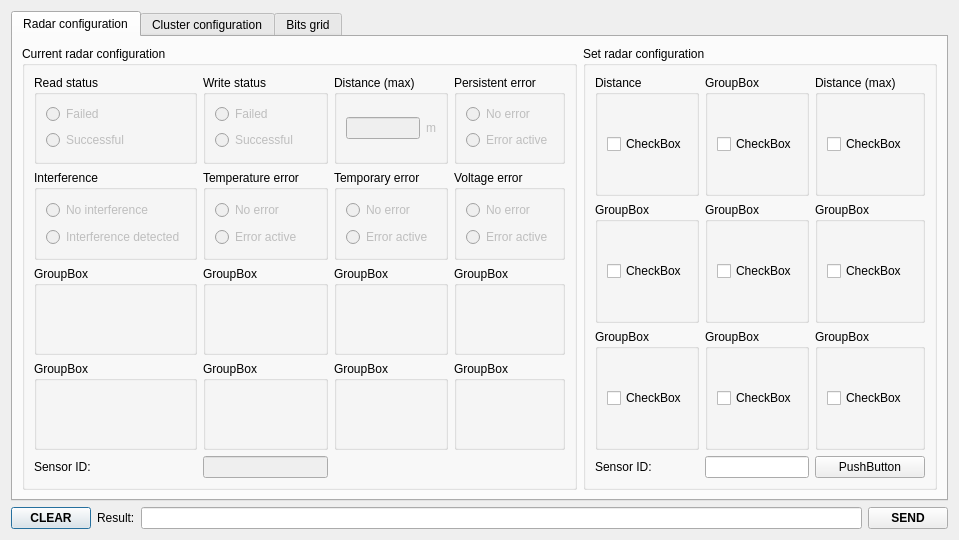
First picture: the form in dialogconfig.ui, repository anatoltrush/RadarVisual, before the edit.
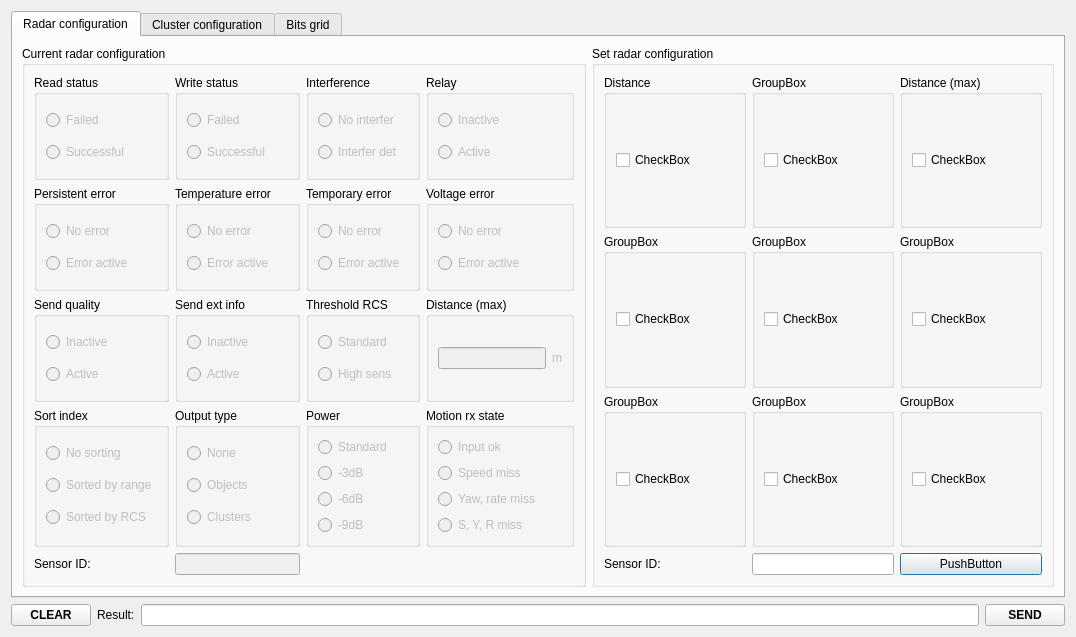
Second picture: the form after the edit.

The edit to the form file:
```diff
--- a/dialogconfig.ui
+++ b/dialogconfig.ui
@@ -6,8 +6,8 @@
    <rect>
     <x>0</x>
     <y>0</y>
-    <width>800</width>
-    <height>540</height>
+    <width>1076</width>
+    <height>637</height>
    </rect>
   </property>
   <property name="windowTitle">
@@ -20,52 +20,7 @@
    <bool>true</bool>
   </property>
   <layout class="QGridLayout" name="gridLayout">
-   <item row="1" column="0" colspan="2">
-    <layout class="QHBoxLayout" name="horizontalLayout">
-     <item>
-      <widget class="QPushButton" name="pBClearResStr">
-       <property name="font">
-        <font>
-         <bold>true</bold>
-        </font>
-       </property>
-       <property name="text">
-        <string>CLEAR</string>
-       </property>
-      </widget>
-     </item>
-     <item>
-      <widget class="QLabel" name="lResStr">
-       <property name="text">
-        <string>Result:</string>
-       </property>
-      </widget>
-     </item>
-     <item>
-      <widget class="QLineEdit" name="lEResStr">
-       <property name="sizePolicy">
-        <sizepolicy hsizetype="MinimumExpanding" vsizetype="Fixed">
-         <horstretch>0</horstretch>
-         <verstretch>0</verstretch>
-        </sizepolicy>
-       </property>
-      </widget>
-     </item>
-     <item>
-      <widget class="QPushButton" name="pBSend">
-       <property name="font">
-        <font>
-         <bold>true</bold>
-        </font>
-       </property>
-       <property name="text">
-        <string>SEND</string>
-       </property>
-      </widget>
-     </item>
-    </layout>
-   </item>
-   <item row="0" column="0" colspan="2">
+   <item row="0" column="0">
     <widget class="QTabWidget" name="tWConfig">
      <property name="currentIndex">
       <number>0</number>
@@ -81,7 +36,291 @@
           <string>Current radar configuration</string>
          </property>
          <layout class="QGridLayout" name="gridLayout_3">
-          <item row="0" column="2">
+          <item row="2" column="0">
+           <widget class="QGroupBox" name="gBCurrRadQual">
+            <property name="title">
+             <string>Send quality</string>
+            </property>
+            <layout class="QGridLayout" name="gridLayout_30">
+             <item row="0" column="0">
+              <widget class="QRadioButton" name="rBCurrRadQualIn">
+               <property name="enabled">
+                <bool>false</bool>
+               </property>
+               <property name="text">
+                <string>Inactive</string>
+               </property>
+              </widget>
+             </item>
+             <item row="1" column="0">
+              <widget class="QRadioButton" name="rBCurrRadQualAct">
+               <property name="enabled">
+                <bool>false</bool>
+               </property>
+               <property name="text">
+                <string>Active</string>
+               </property>
+              </widget>
+             </item>
+            </layout>
+           </widget>
+          </item>
+          <item row="1" column="1">
+           <widget class="QGroupBox" name="gBCurrRadTemper">
+            <property name="title">
+             <string>Temperature error</string>
+            </property>
+            <layout class="QGridLayout" name="gridLayout_23">
+             <item row="0" column="0">
+              <widget class="QRadioButton" name="rBCurrRadTemperErrNo">
+               <property name="enabled">
+                <bool>false</bool>
+               </property>
+               <property name="text">
+                <string>No error</string>
+               </property>
+              </widget>
+             </item>
+             <item row="1" column="0">
+              <widget class="QRadioButton" name="rBCurrRadTemperErrAct">
+               <property name="enabled">
+                <bool>false</bool>
+               </property>
+               <property name="text">
+                <string>Error active</string>
+               </property>
+              </widget>
+             </item>
+            </layout>
+           </widget>
+          </item>
+          <item row="0" column="0">
+           <widget class="QGroupBox" name="gBCurrRadRead">
+            <property name="title">
+             <string>Read status</string>
+            </property>
+            <layout class="QGridLayout" name="gridLayout_18">
+             <item row="0" column="2">
+              <widget class="QRadioButton" name="rBCurrRadReadF">
+               <property name="enabled">
+                <bool>false</bool>
+               </property>
+               <property name="text">
+                <string>Failed</string>
+               </property>
+              </widget>
+             </item>
+             <item row="1" column="2">
+              <widget class="QRadioButton" name="rBCurrRadReadS">
+               <property name="enabled">
+                <bool>false</bool>
+               </property>
+               <property name="text">
+                <string>Successful</string>
+               </property>
+              </widget>
+             </item>
+            </layout>
+           </widget>
+          </item>
+          <item row="0" column="1">
+           <widget class="QGroupBox" name="gBCurrRadWrite">
+            <property name="title">
+             <string>Write status</string>
+            </property>
+            <layout class="QGridLayout" name="gridLayout_19">
+             <item row="0" column="2">
+              <widget class="QRadioButton" name="rBCurrRadWriteF">
+               <property name="enabled">
+                <bool>false</bool>
+               </property>
+               <property name="text">
+                <string>Failed</string>
+               </property>
+              </widget>
+             </item>
+             <item row="1" column="2">
+              <widget class="QRadioButton" name="rBCurrRadWriteS">
+               <property name="enabled">
+                <bool>false</bool>
+               </property>
+               <property name="text">
+                <string>Successful</string>
+               </property>
+              </widget>
+             </item>
+            </layout>
+           </widget>
+          </item>
+          <item row="1" column="3">
+           <widget class="QGroupBox" name="gBCurrRadVolt">
+            <property name="title">
+             <string>Voltage error</string>
+            </property>
+            <layout class="QGridLayout" name="gridLayout_25">
+             <item row="0" column="0">
+              <widget class="QRadioButton" name="rBCurrRadVoltErrNo">
+               <property name="enabled">
+                <bool>false</bool>
+               </property>
+               <property name="text">
+                <string>No error</string>
+               </property>
+              </widget>
+             </item>
+             <item row="1" column="0">
+              <widget class="QRadioButton" name="rBCurrRadVoltErrAct">
+               <property name="enabled">
+                <bool>false</bool>
+               </property>
+               <property name="text">
+                <string>Error active</string>
+               </property>
+              </widget>
+             </item>
+            </layout>
+           </widget>
+          </item>
+          <item row="1" column="2">
+           <widget class="QGroupBox" name="gBCurrRadTempor">
+            <property name="title">
+             <string>Temporary error</string>
+            </property>
+            <layout class="QGridLayout" name="gridLayout_24">
+             <item row="0" column="0">
+              <widget class="QRadioButton" name="rBCurrRadTemporErrNo">
+               <property name="enabled">
+                <bool>false</bool>
+               </property>
+               <property name="text">
+                <string>No error</string>
+               </property>
+              </widget>
+             </item>
+             <item row="1" column="0">
+              <widget class="QRadioButton" name="rBCurrRadTemporErrAct">
+               <property name="enabled">
+                <bool>false</bool>
+               </property>
+               <property name="text">
+                <string>Error active</string>
+               </property>
+              </widget>
+             </item>
+            </layout>
+           </widget>
+          </item>
+          <item row="4" column="1">
+           <widget class="QLineEdit" name="lECurrRadId">
+            <property name="enabled">
+             <bool>false</bool>
+            </property>
+            <property name="sizePolicy">
+             <sizepolicy hsizetype="Preferred" vsizetype="Fixed">
+              <horstretch>0</horstretch>
+              <verstretch>0</verstretch>
+             </sizepolicy>
+            </property>
+            <property name="readOnly">
+             <bool>false</bool>
+            </property>
+           </widget>
+          </item>
+          <item row="4" column="0">
+           <widget class="QLabel" name="lCurrRadId">
+            <property name="text">
+             <string>Sensor ID:</string>
+            </property>
+           </widget>
+          </item>
+          <item row="0" column="3">
+           <widget class="QGroupBox" name="gBCurrRadRelay">
+            <property name="title">
+             <string>Relay</string>
+            </property>
+            <layout class="QGridLayout" name="gridLayout_28">
+             <item row="0" column="0">
+              <widget class="QRadioButton" name="rBCurrRadRelIn">
+               <property name="enabled">
+                <bool>false</bool>
+               </property>
+               <property name="text">
+                <string>Inactive</string>
+               </property>
+              </widget>
+             </item>
+             <item row="1" column="0">
+              <widget class="QRadioButton" name="rBCurrRadRelAct">
+               <property name="enabled">
+                <bool>false</bool>
+               </property>
+               <property name="text">
+                <string>Active</string>
+               </property>
+              </widget>
+             </item>
+            </layout>
+           </widget>
+          </item>
+          <item row="2" column="1">
+           <widget class="QGroupBox" name="gBCurrRadExt">
+            <property name="title">
+             <string>Send ext info</string>
+            </property>
+            <layout class="QGridLayout" name="gridLayout_31">
+             <item row="0" column="0">
+              <widget class="QRadioButton" name="rBCurrRadExtIn">
+               <property name="enabled">
+                <bool>false</bool>
+               </property>
+               <property name="text">
+                <string>Inactive</string>
+               </property>
+              </widget>
+             </item>
+             <item row="1" column="0">
+              <widget class="QRadioButton" name="rBCurrRadExtAct">
+               <property name="enabled">
+                <bool>false</bool>
+               </property>
+               <property name="text">
+                <string>Active</string>
+               </property>
+              </widget>
+             </item>
+            </layout>
+           </widget>
+          </item>
+          <item row="2" column="2">
+           <widget class="QGroupBox" name="gBCurrRadThr">
+            <property name="title">
+             <string>Threshold RCS</string>
+            </property>
+            <layout class="QGridLayout" name="gridLayout_33">
+             <item row="0" column="0">
+              <widget class="QRadioButton" name="rBCurrRadThrStand">
+               <property name="enabled">
+                <bool>false</bool>
+               </property>
+               <property name="text">
+                <string>Standard</string>
+               </property>
+              </widget>
+             </item>
+             <item row="1" column="0">
+              <widget class="QRadioButton" name="rBCurrRadThrHigh">
+               <property name="enabled">
+                <bool>false</bool>
+               </property>
+               <property name="text">
+                <string>High sens</string>
+               </property>
+              </widget>
+             </item>
+            </layout>
+           </widget>
+          </item>
+          <item row="2" column="3">
            <widget class="QGroupBox" name="gBCurrRadDist">
             <property name="title">
              <string>Distance (max)</string>
@@ -128,7 +367,46 @@
             </layout>
            </widget>
           </item>
-          <item row="1" column="0">
+          <item row="3" column="0">
+           <widget class="QGroupBox" name="gBCurrRadSortInd">
+            <property name="title">
+             <string>Sort index</string>
+            </property>
+            <layout class="QGridLayout" name="gridLayout_26">
+             <item row="0" column="0">
+              <widget class="QRadioButton" name="rBCurrRadSortNo">
+               <property name="enabled">
+                <bool>false</bool>
+               </property>
+               <property name="text">
+                <string>No sorting</string>
+               </property>
+              </widget>
+             </item>
+             <item row="1" column="0">
+              <widget class="QRadioButton" name="rBCurrRadSortRange">
+               <property name="enabled">
+                <bool>false</bool>
+               </property>
+               <property name="text">
+                <string>Sorted by range</string>
+               </property>
+              </widget>
+             </item>
+             <item row="2" column="0">
+              <widget class="QRadioButton" name="rBCurrRadSortRcs">
+               <property name="enabled">
+                <bool>false</bool>
+               </property>
+               <property name="text">
+                <string>Sorted by RCS</string>
+               </property>
+              </widget>
+             </item>
+            </layout>
+           </widget>
+          </item>
+          <item row="0" column="2">
            <widget class="QGroupBox" name="gBCurrRadInterfer">
             <property name="title">
              <string>Interference</string>
@@ -140,7 +418,7 @@
                 <bool>false</bool>
                </property>
                <property name="text">
-                <string>No interference</string>
+                <string>No interfer</string>
                </property>
               </widget>
              </item>
@@ -150,102 +428,14 @@
                 <bool>false</bool>
                </property>
                <property name="text">
-                <string>Interference detected</string>
+                <string>Interfer det</string>
                </property>
               </widget>
              </item>
             </layout>
            </widget>
           </item>
-          <item row="4" column="0">
-           <widget class="QLabel" name="lCurrRadId">
-            <property name="text">
-             <string>Sensor ID:</string>
-            </property>
-           </widget>
-          </item>
-          <item row="4" column="1">
-           <widget class="QLineEdit" name="lECurrRadId">
-            <property name="enabled">
-             <bool>false</bool>
-            </property>
-            <property name="sizePolicy">
-             <sizepolicy hsizetype="Preferred" vsizetype="Fixed">
-              <horstretch>0</horstretch>
-              <verstretch>0</verstretch>
-             </sizepolicy>
-            </property>
-            <property name="readOnly">
-             <bool>false</bool>
-            </property>
-           </widget>
-          </item>
-          <item row="1" column="3">
-           <widget class="QGroupBox" name="gBCurrRadVolt">
-            <property name="title">
-             <string>Voltage error</string>
-            </property>
-            <layout class="QGridLayout" name="gridLayout_25">
-             <item row="0" column="0">
-              <widget class="QRadioButton" name="rBCurrRadVoltErrNo">
-               <property name="enabled">
-                <bool>false</bool>
-               </property>
-               <property name="text">
-                <string>No error</string>
-               </property>
-              </widget>
-             </item>
-             <item row="1" column="0">
-              <widget class="QRadioButton" name="rBCurrRadVoltErrAct">
-               <property name="enabled">
-                <bool>false</bool>
-               </property>
-               <property name="text">
-                <string>Error active</string>
-               </property>
-              </widget>
-             </item>
-            </layout>
-           </widget>
-          </item>
-          <item row="1" column="1">
-           <widget class="QGroupBox" name="gBCurrRadTemper">
-            <property name="title">
-             <string>Temperature error</string>
-            </property>
-            <layout class="QGridLayout" name="gridLayout_23">
-             <item row="0" column="0">
-              <widget class="QRadioButton" name="rBCurrRadTemperErrNo">
-               <property name="enabled">
-                <bool>false</bool>
-               </property>
-               <property name="text">
-                <string>No error</string>
-               </property>
-              </widget>
-             </item>
-             <item row="1" column="0">
-              <widget class="QRadioButton" name="rBCurrRadTemperErrAct">
-               <property name="enabled">
-                <bool>false</bool>
-               </property>
-               <property name="text">
-                <string>Error active</string>
-               </property>
-              </widget>
-             </item>
-            </layout>
-           </widget>
-          </item>
-          <item row="2" column="0">
-           <widget class="QGroupBox" name="gBCurrRad_2">
-            <property name="title">
-             <string>GroupBox</string>
-            </property>
-           </widget>
-          </item>
-          <item row="0" column="3">
+          <item row="1" column="0">
            <widget class="QGroupBox" name="gBCurrRadPersErr">
             <property name="title">
              <string>Persistent error</string>
@@ -274,140 +464,141 @@
             </layout>
            </widget>
           </item>
-          <item row="2" column="3">
-           <widget class="QGroupBox" name="groupBox_3">
-            <property name="title">
-             <string>GroupBox</string>
-            </property>
-           </widget>
-          </item>
-          <item row="2" column="2">
-           <widget class="QGroupBox" name="groupBox_2">
-            <property name="title">
-             <string>GroupBox</string>
-            </property>
-           </widget>
-          </item>
-          <item row="0" column="0">
-           <widget class="QGroupBox" name="gBCurrRadRead">
-            <property name="title">
-             <string>Read status</string>
-            </property>
-            <layout class="QGridLayout" name="gridLayout_18">
-             <item row="0" column="2">
-              <widget class="QRadioButton" name="rBCurrRadReadF">
-               <property name="enabled">
-                <bool>false</bool>
-               </property>
-               <property name="text">
-                <string>Failed</string>
-               </property>
-              </widget>
-             </item>
-             <item row="1" column="2">
-              <widget class="QRadioButton" name="rBCurrRadReadS">
-               <property name="enabled">
-                <bool>false</bool>
-               </property>
-               <property name="text">
-                <string>Successful</string>
-               </property>
-              </widget>
-             </item>
-            </layout>
-           </widget>
-          </item>
-          <item row="0" column="1">
-           <widget class="QGroupBox" name="gBCurrRadWrite">
-            <property name="title">
-             <string>Write status</string>
-            </property>
-            <layout class="QGridLayout" name="gridLayout_19">
-             <item row="0" column="2">
-              <widget class="QRadioButton" name="rBCurrRadWriteF">
-               <property name="enabled">
-                <bool>false</bool>
-               </property>
-               <property name="text">
-                <string>Failed</string>
-               </property>
-              </widget>
-             </item>
-             <item row="1" column="2">
-              <widget class="QRadioButton" name="rBCurrRadWriteS">
-               <property name="enabled">
-                <bool>false</bool>
-               </property>
-               <property name="text">
-                <string>Successful</string>
-               </property>
-              </widget>
-             </item>
-            </layout>
-           </widget>
-          </item>
-          <item row="2" column="1">
-           <widget class="QGroupBox" name="groupBox">
-            <property name="title">
-             <string>GroupBox</string>
-            </property>
-           </widget>
-          </item>
-          <item row="1" column="2">
-           <widget class="QGroupBox" name="gBCurrRadTempor">
-            <property name="title">
-             <string>Temporary error</string>
-            </property>
-            <layout class="QGridLayout" name="gridLayout_24">
-             <item row="0" column="0">
-              <widget class="QRadioButton" name="rBCurrRadTemporErrNo">
-               <property name="enabled">
-                <bool>false</bool>
-               </property>
-               <property name="text">
-                <string>No error</string>
-               </property>
-              </widget>
-             </item>
-             <item row="1" column="0">
-              <widget class="QRadioButton" name="rBCurrRadTemporErrAct">
-               <property name="enabled">
-                <bool>false</bool>
-               </property>
-               <property name="text">
-                <string>Error active</string>
-               </property>
-              </widget>
-             </item>
-            </layout>
-           </widget>
-          </item>
-          <item row="3" column="0">
-           <widget class="QGroupBox" name="groupBox_4">
-            <property name="title">
-             <string>GroupBox</string>
-            </property>
-           </widget>
-          </item>
           <item row="3" column="1">
            <widget class="QGroupBox" name="groupBox_5">
             <property name="title">
-             <string>GroupBox</string>
+             <string>Output type</string>
             </property>
+            <layout class="QGridLayout" name="gridLayout_29">
+             <item row="0" column="0">
+              <widget class="QRadioButton" name="rBCurrRadOutNone">
+               <property name="enabled">
+                <bool>false</bool>
+               </property>
+               <property name="text">
+                <string>None</string>
+               </property>
+              </widget>
+             </item>
+             <item row="1" column="0">
+              <widget class="QRadioButton" name="rBCurrRadOutObj">
+               <property name="enabled">
+                <bool>false</bool>
+               </property>
+               <property name="text">
+                <string>Objects</string>
+               </property>
+              </widget>
+             </item>
+             <item row="2" column="0">
+              <widget class="QRadioButton" name="rBCurrRadOutClus">
+               <property name="enabled">
+                <bool>false</bool>
+               </property>
+               <property name="text">
+                <string>Clusters</string>
+               </property>
+              </widget>
+             </item>
+            </layout>
            </widget>
           </item>
           <item row="3" column="2">
            <widget class="QGroupBox" name="groupBox_6">
             <property name="title">
-             <string>GroupBox</string>
+             <string>Power</string>
             </property>
+            <layout class="QGridLayout" name="gridLayout_27">
+             <item row="0" column="0">
+              <widget class="QRadioButton" name="rBCurrRadPowStand">
+               <property name="enabled">
+                <bool>false</bool>
+               </property>
+               <property name="text">
+                <string>Standard</string>
+               </property>
+              </widget>
+             </item>
+             <item row="1" column="0">
+              <widget class="QRadioButton" name="rBCurrRadPow_3dB">
+               <property name="enabled">
+                <bool>false</bool>
+               </property>
+               <property name="text">
+                <string>-3dB</string>
+               </property>
+              </widget>
+             </item>
+             <item row="2" column="0">
+              <widget class="QRadioButton" name="rBCurrRadPow_6dB">
+               <property name="enabled">
+                <bool>false</bool>
+               </property>
+               <property name="text">
+                <string>-6dB</string>
+               </property>
+              </widget>
+             </item>
+             <item row="3" column="0">
+              <widget class="QRadioButton" name="rBCurrRadPow_9dB">
+               <property name="enabled">
+                <bool>false</bool>
+               </property>
+               <property name="text">
+                <string>-9dB</string>
+               </property>
+              </widget>
+             </item>
+            </layout>
            </widget>
           </item>
           <item row="3" column="3">
            <widget class="QGroupBox" name="groupBox_7">
             <property name="title">
-             <string>GroupBox</string>
+             <string>Motion rx state</string>
             </property>
+            <layout class="QGridLayout" name="gridLayout_32">
+             <item row="0" column="0">
+              <widget class="QRadioButton" name="rBCurrRadMotInpOk">
+               <property name="enabled">
+                <bool>false</bool>
+               </property>
+               <property name="text">
+                <string>Input ok</string>
+               </property>
+              </widget>
+             </item>
+             <item row="1" column="0">
+              <widget class="QRadioButton" name="rBCurrRadMotSpeedM">
+               <property name="enabled">
+                <bool>false</bool>
+               </property>
+               <property name="text">
+                <string>Speed miss</string>
+               </property>
+              </widget>
+             </item>
+             <item row="3" column="0">
+              <widget class="QRadioButton" name="rBCurrRadMotSYRM">
+               <property name="enabled">
+                <bool>false</bool>
+               </property>
+               <property name="text">
+                <string>S, Y, R miss</string>
+               </property>
+              </widget>
+             </item>
+             <item row="2" column="0">
+              <widget class="QRadioButton" name="rBCurrRadMotYRM">
+               <property name="enabled">
+                <bool>false</bool>
+               </property>
+               <property name="text">
+                <string>Yaw, rate miss</string>
+               </property>
+              </widget>
+             </item>
+            </layout>
            </widget>
           </item>
          </layout>
@@ -667,6 +858,53 @@
      </widget>
     </widget>
    </item>
+   <item row="1" column="0">
+    <layout class="QHBoxLayout" name="horizontalLayout">
+     <item>
+      <widget class="QPushButton" name="pBClearResStr">
+       <property name="font">
+        <font>
+         <weight>75</weight>
+         <bold>true</bold>
+        </font>
+       </property>
+       <property name="text">
+        <string>CLEAR</string>
+       </property>
+      </widget>
+     </item>
+     <item>
+      <widget class="QLabel" name="lResStr">
+       <property name="text">
+        <string>Result:</string>
+       </property>
+      </widget>
+     </item>
+     <item>
+      <widget class="QLineEdit" name="lEResStr">
+       <property name="sizePolicy">
+        <sizepolicy hsizetype="MinimumExpanding" vsizetype="Fixed">
+         <horstretch>0</horstretch>
+         <verstretch>0</verstretch>
+        </sizepolicy>
+       </property>
+      </widget>
+     </item>
+     <item>
+      <widget class="QPushButton" name="pBSend">
+       <property name="font">
+        <font>
+         <weight>75</weight>
+         <bold>true</bold>
+        </font>
+       </property>
+       <property name="text">
+        <string>SEND</string>
+       </property>
+      </widget>
+     </item>
+    </layout>
+   </item>
   </layout>
  </widget>
  <resources/>
```
Left out of the diff: 8 changed lines with no effect on the pictures.
